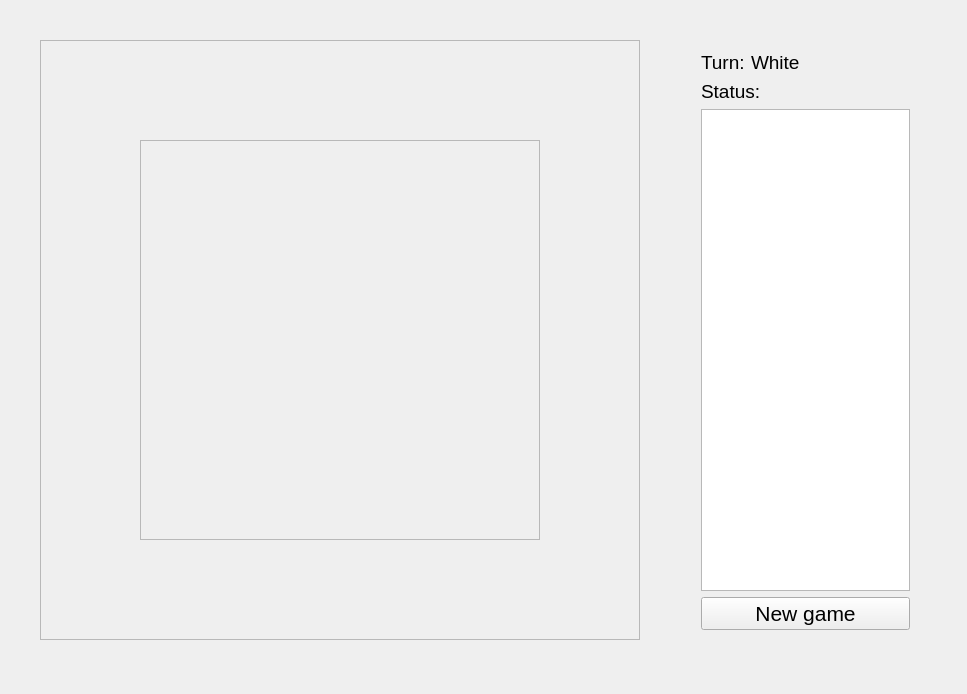
Old version of the form source/widget.ui in the repository foxfrikses/chess.
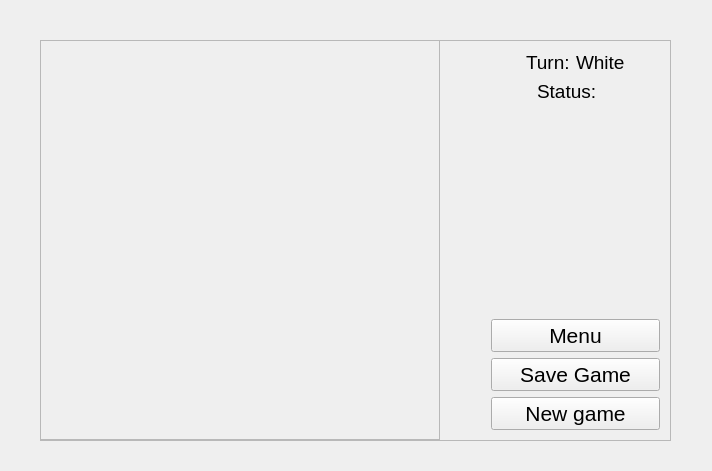
New version of the form.

Commit message: full game logic realised

```diff
--- a/source/widget.ui
+++ b/source/widget.ui
@@ -6,8 +6,8 @@
    <rect>
     <x>0</x>
     <y>0</y>
-    <width>967</width>
-    <height>694</height>
+    <width>712</width>
+    <height>471</height>
    </rect>
   </property>
   <property name="windowTitle">
@@ -18,8 +18,8 @@
     <rect>
      <x>40</x>
      <y>40</y>
-     <width>600</width>
-     <height>600</height>
+     <width>631</width>
+     <height>401</height>
     </rect>
    </property>
    <property name="frameShape">
@@ -31,8 +31,8 @@
    <widget class="QFrame" name="chessboard_frame">
     <property name="geometry">
      <rect>
-      <x>100</x>
-      <y>100</y>
+      <x>0</x>
+      <y>0</y>
       <width>400</width>
       <height>400</height>
      </rect>
@@ -44,19 +44,31 @@
      <enum>QFrame::Raised</enum>
     </property>
    </widget>
-  </widget>
   <widget class="QWidget" name="layoutWidget">
    <property name="geometry">
     <rect>
-     <x>690</x>
-     <y>40</y>
-     <width>231</width>
-     <height>601</height>
+      <x>440</x>
+      <y>0</y>
+      <width>191</width>
+      <height>401</height>
     </rect>
    </property>
    <layout class="QVBoxLayout" name="verticalLayout">
     <item>
      <layout class="QHBoxLayout" name="horizontalLayout">
+       <item>
+        <spacer name="horizontalSpacer_3">
+         <property name="orientation">
+          <enum>Qt::Horizontal</enum>
+         </property>
+         <property name="sizeHint" stdset="0">
+          <size>
+           <width>40</width>
+           <height>20</height>
+          </size>
+         </property>
+        </spacer>
+       </item>
       <item>
        <widget class="QLabel" name="label">
         <property name="font">
@@ -70,7 +82,7 @@
        </widget>
       </item>
       <item>
-       <widget class="QLabel" name="turn_label">
+        <widget class="QLabel" name="turn">
         <property name="font">
          <font>
           <pointsize>14</pointsize>
@@ -98,6 +110,19 @@
     </item>
     <item>
      <layout class="QHBoxLayout" name="horizontalLayout_2">
+       <item>
+        <spacer name="horizontalSpacer_4">
+         <property name="orientation">
+          <enum>Qt::Horizontal</enum>
+         </property>
+         <property name="sizeHint" stdset="0">
+          <size>
+           <width>40</width>
+           <height>20</height>
+          </size>
+         </property>
+        </spacer>
+       </item>
       <item>
        <widget class="QLabel" name="label_3">
         <property name="font">
@@ -111,7 +136,7 @@
        </widget>
       </item>
       <item>
-       <widget class="QLabel" name="status_label">
+        <widget class="QLabel" name="status">
         <property name="font">
          <font>
           <pointsize>14</pointsize>
@@ -138,10 +163,44 @@
      </layout>
     </item>
     <item>
-     <widget class="QListView" name="listView"/>
+      <spacer name="verticalSpacer">
+       <property name="orientation">
+        <enum>Qt::Vertical</enum>
+       </property>
+       <property name="sizeHint" stdset="0">
+        <size>
+         <width>20</width>
+         <height>40</height>
+        </size>
+       </property>
+      </spacer>
     </item>
     <item>
-     <widget class="QPushButton" name="pushButton">
+      <widget class="QPushButton" name="menu">
+       <property name="font">
+        <font>
+         <pointsize>16</pointsize>
+        </font>
+       </property>
+       <property name="text">
+        <string>Menu</string>
+       </property>
+      </widget>
+     </item>
+     <item>
+      <widget class="QPushButton" name="savegame">
+       <property name="font">
+        <font>
+         <pointsize>16</pointsize>
+        </font>
+       </property>
+       <property name="text">
+        <string>Save Game</string>
+       </property>
+      </widget>
+     </item>
+     <item>
+      <widget class="QPushButton" name="newgame">
       <property name="font">
        <font>
         <pointsize>16</pointsize>
@@ -153,6 +212,7 @@
      </widget>
     </item>
    </layout>
+   </widget>
   </widget>
  </widget>
  <layoutdefault spacing="6" margin="11"/>
```
Lines whose indentation alone changed are shown as unchanged. The commit also changes 8 other files.
